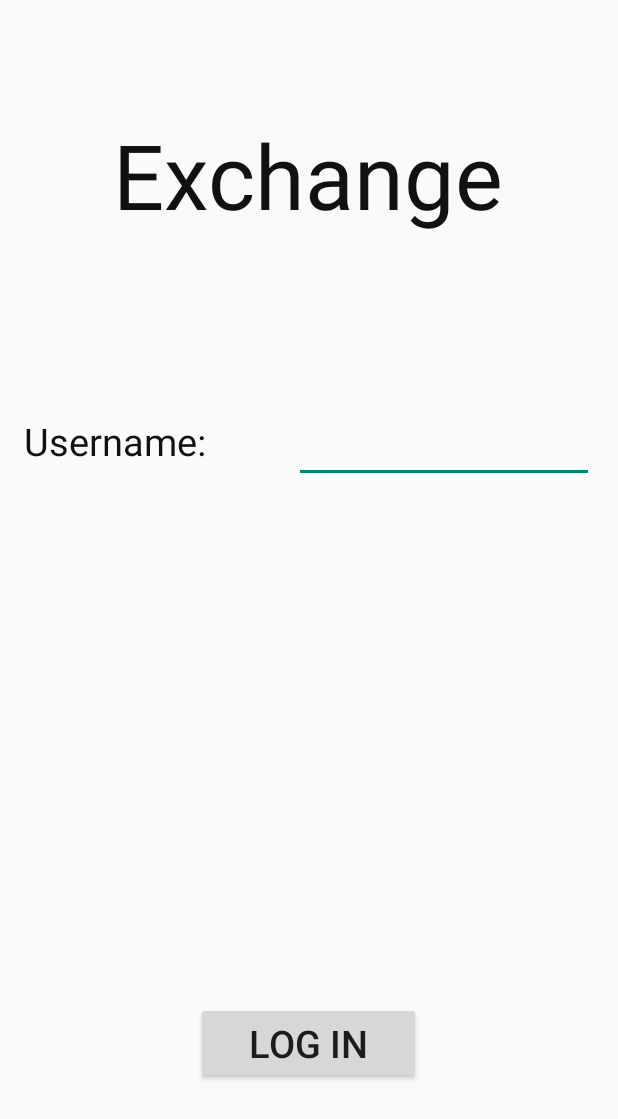
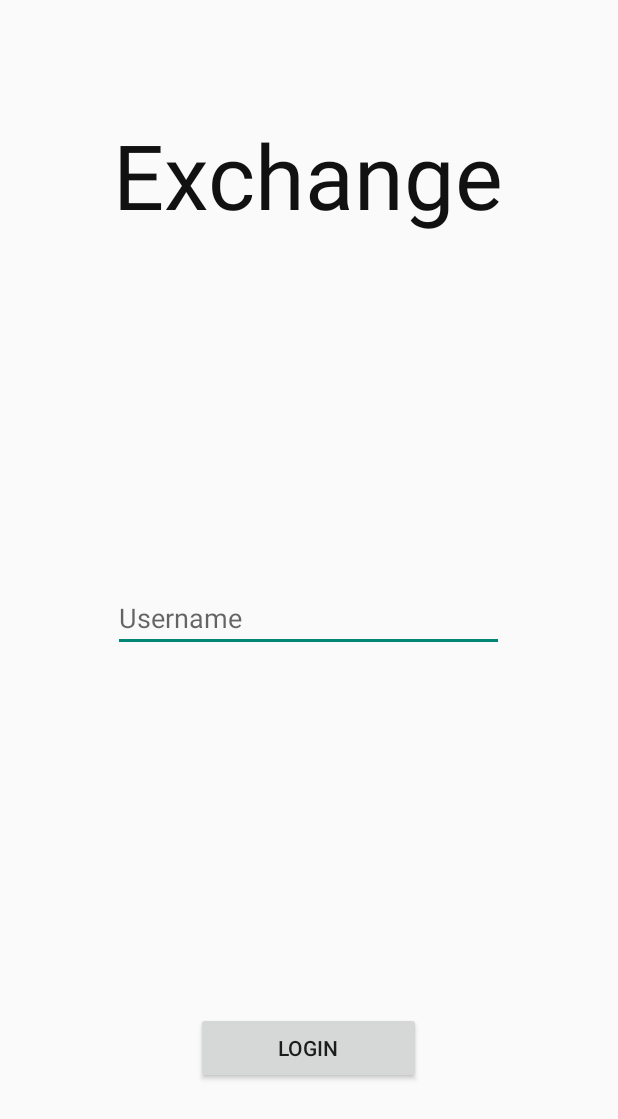
Before and after one commit to CMPUT301F15T10/Exchange, an Android app: the screen it shows after launch (Login), on a phone screen of 412 x 824 dp. Shown: the top 1119 px of the screen. Run offline under Robolectric (Android 15) with nearby library versions, the phone set to English and light mode, and no system bars.

Commit message:
Updated login UI

```diff
--- a/app/src/main/java/cmput301exchange/exchange/Activities/Login.java
+++ b/app/src/main/java/cmput301exchange/exchange/Activities/Login.java
@@ -16,7 +16,7 @@ public class Login extends Activity {
     @Override
     protected void onCreate(Bundle savedInstanceState) {
         super.onCreate(savedInstanceState);
-        setContentView(R.layout.activity_main);
+        setContentView(R.layout.activity_login);
 
         /*
         Button testEmailButton = (Button) findViewById(R.id.testEmailButton);
--- a/app/src/main/res/layout/activity_main.xml
+++ b/app/src/main/res/layout/activity_login.xml
@@ -6,43 +6,33 @@
     android:paddingBottom="@dimen/activity_vertical_margin" tools:context=".MainActivity"
     android:id="@+id/RelativeLayout">
 
-    <TextView android:text="Exchange" android:layout_width="wrap_content"
+    <TextView android:text="@string/app_name" android:layout_width="wrap_content"
         android:layout_height="wrap_content"
         android:layout_alignParentTop="true"
         android:layout_centerHorizontal="true"
         android:layout_marginTop="60dp"
-        android:textSize="60dp"
+        android:textSize="60sp"
         android:textColor="#111"
         android:id="@+id/AppName" />
-
-    <TextView
-        android:layout_width="wrap_content"
-        android:layout_height="wrap_content"
-        android:text="Username:"
-        android:id="@+id/UserName"
-        android:layout_marginTop="120dp"
-        android:textColor="#111"
-        android:textSize="25dp"
-        android:layout_below="@+id/AppName"
-        android:layout_alignParentStart="true" />
 
 
     <EditText
         android:layout_width="200dp"
         android:layout_height="wrap_content"
         android:id="@+id/editText"
-        android:layout_alignTop="@+id/UserName"
-        android:layout_alignParentEnd="true" />
+        android:layout_centerVertical="true"
+        android:hint="@string/username"
+        android:layout_alignEnd="@+id/AppName"
+        android:layout_alignStart="@+id/AppName" />
 
     <Button
         android:layout_width="150dp"
         android:layout_height="wrap_content"
-        android:text="Log In"
+        android:text="@string/login"
         android:id="@+id/button"
         android:layout_centerHorizontal="true"
         android:layout_alignParentBottom="true"
         android:layout_marginBottom="85dp"
-        android:textSize="25dp"
         android:onClick="login"/>
     />
 
--- a/app/src/main/res/values/strings.xml
+++ b/app/src/main/res/values/strings.xml
@@ -21,8 +21,11 @@
     <string name="title_activity_edit_password">EditPasswordActivity</string>
     <string name="title_activity_configuration">ConfigurationActivity</string>
 
-<!-- TODO: Remove or change this placeholder text -->
+
     <string name="hello_blank_fragment">Hello blank fragment</string>
     <string name="title_activity_main">Main</string>
 
+    <string name="login">Login</string>
+    <string name="username">Username</string>
+
 </resources>
```
